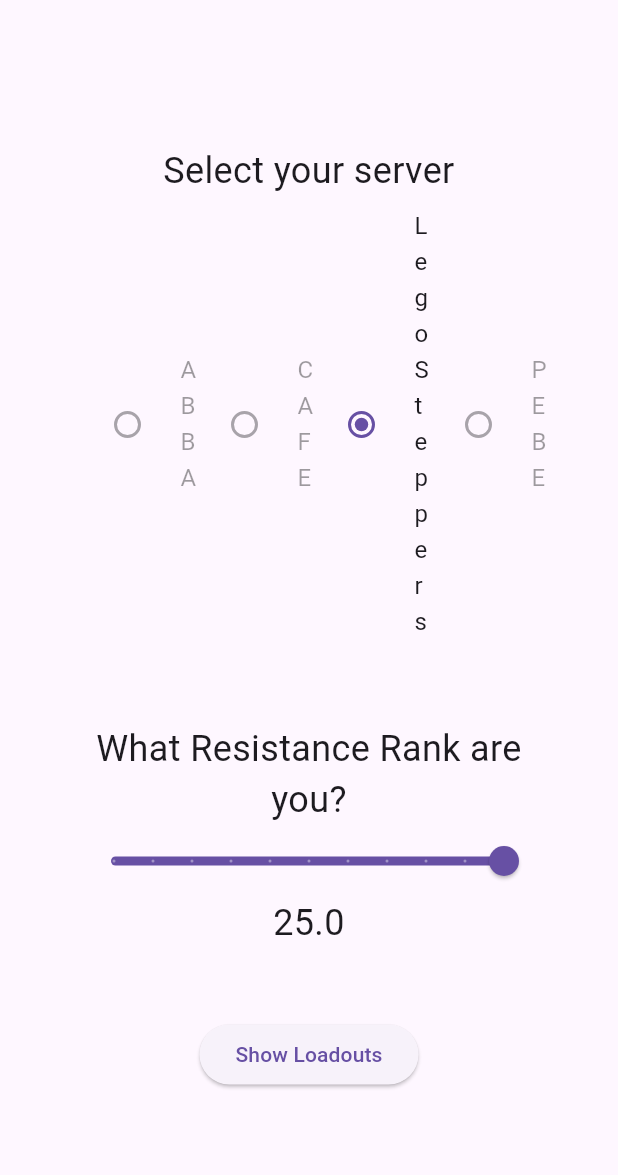
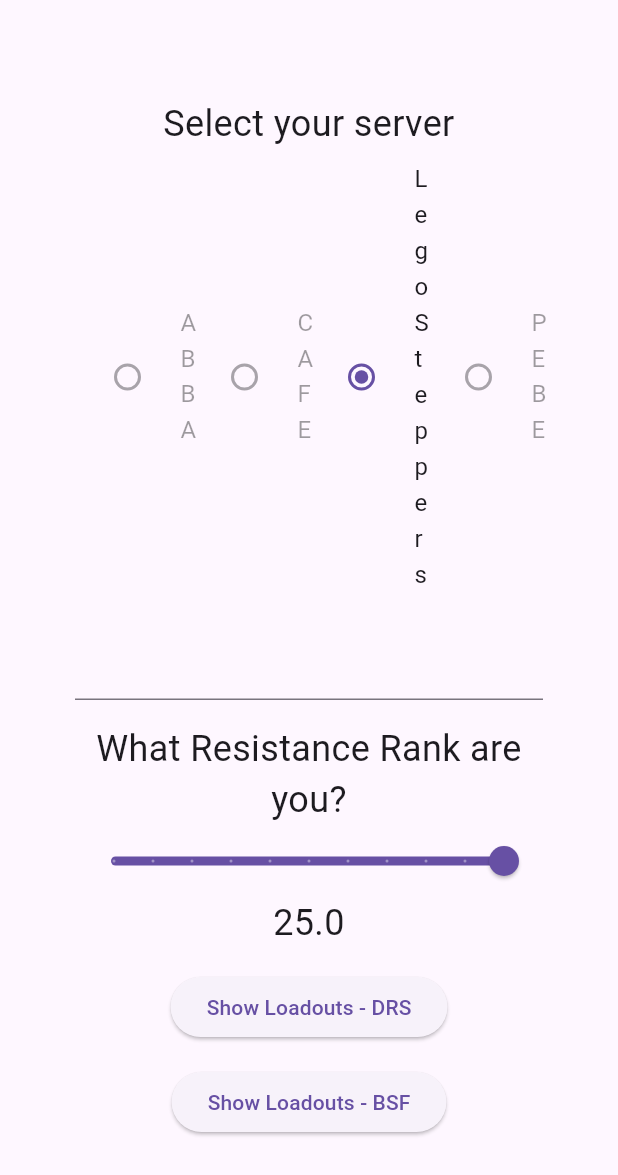
Before and after one commit to max-donger/BozjanQuestApp, a Flutter app: the NavBar widget shown alone on an empty page, opened directly, after a tap on "drs", on a phone screen of 412 x 824 dp. Shown: the top 1175 px of the screen. Run offline on Flutter 3.47's test engine with Material 3 defaults, Android fonts, the phone set to English and light mode, and no system bars; our stand-ins replace flutter_map.

Commit message:
resolve holster url

```diff
--- a/lib/pages/drs.dart
+++ b/lib/pages/drs.dart
@@ -5,6 +5,14 @@
 
 import '../widgets/holster/server.dart';
 import '../widgets/holster/rank.dart';
+
+final _formKey = GlobalKey<FormState>();
+
+// TODO: Bad. This needs to be improved
+String drsQuery = '';
+String zone = '';
+double _rank = getRank();
+double rank = _rank;
 
 class DrsPage extends StatelessWidget {
   const DrsPage({Key? key}) : super(key: key);
@@ -19,25 +27,66 @@
       child: Scaffold(
         body: Container(
           padding: const EdgeInsets.all(50.0),
+          child: Form(
+            key: _formKey,
             child: Column(
               mainAxisAlignment: MainAxisAlignment.spaceEvenly,
               children: <Widget>[
                 // Server
                 SelectServerWidget(),
                 // Class
+                TextFormField(
+                  validator: (value) {
+                    return null;
+                  },
+                ),
                 // Rank
-              SelectRankWidget(),
+                FormField<int>(
+                  builder: (state) {
+                    return SelectRankWidget();
+                  },
+                ),
                 // Job
                 // ShowLoadouts
                 ElevatedButton(
                   onPressed: () {
+                    if (_formKey.currentState!.validate()) {
+                      ScaffoldMessenger.of(context).showSnackBar(const SnackBar(
+                          content: Text('Here are your loadouts!')));
                       if (notifier.pageName != PageName.holster) {
-                    notifier.changePage(page: PageName.holster, unknown: false);
+                        drsQuery = 'zone=drs';
+                        zone = 'drs';
+                        // save the form fields
+                        _formKey.currentState?.save();
+                        print(_rank);
+                        notifier.changePage(
+                            page: PageName.holster,
+                            unknown: false,
+                            query: drsQuery);
+                      }
                     }
                   },
-                child: const Text('Show Loadouts'),
+                  child: const Text('Show Loadouts - DRS'),
+                ),
+                ElevatedButton(
+                  onPressed: () {
+                    if (_formKey.currentState!.validate()) {
+                      ScaffoldMessenger.of(context).showSnackBar(const SnackBar(
+                          content: Text('Here are your loadouts!')));
+                      if (notifier.pageName != PageName.holster) {
+                        drsQuery = 'zone=bsf';
+                        zone = 'bsf';
+                        notifier.changePage(
+                            page: PageName.holster,
+                            unknown: false,
+                            query: drsQuery);
+                      }
+                    }
+                  },
+                  child: const Text('Show Loadouts - BSF'),
                 ),
               ],
+            ),
           ),
         ),
       ),
--- a/lib/pages/holster.dart
+++ b/lib/pages/holster.dart
@@ -1,4 +1,8 @@
 import 'package:flutter/material.dart';
+import '../pages/drs.dart';
+
+var query = Uri.base.query;
+var queryParam = Uri.base.queryParameters;
 
 class HolsterPage extends StatelessWidget {
   const HolsterPage({Key? key}) : super(key: key);
@@ -11,16 +15,75 @@
         // Columns
         crossAxisCount: 3,
         // Generate 10 widgets that display their index in the List.
-          children: List.generate(10, (index) {
+        children: List.generate(_filteredList.length, (index) {
+          return Center(
+            child: SelectCard(holster: _filteredList[index]),
+          );
+          /* List.generate(10, (index) {
             return Center(
               child: Text(
-                'Loadout $index',
+                'Loadout $query',
                 style: Theme.of(context).textTheme.headlineSmall,
               ),
             );
+          }), */
         }),
       ),
-      ),
-    );
+    ));
   }
 }
+
+// TODO: Move this to a widget?
+class Holster {
+  const Holster(
+      {this.title = 'ERR:Failed to load',
+      this.icon = Icons.error,
+      this.zone = '',
+      this.rank = 0});
+  final String title;
+  final IconData? icon;
+  final String zone;
+  final double rank;
+}
+
+// Filter the list
+// final filter = zone; // TODO: Bad, it's coming from the DRS page
+final _filteredList =
+    holsters.where((holster) => holster.rank == rank).toList();
+// final _filteredList =
+// holsters.where((holster) => holster.zone == filter).toList();
+
+// The list of all Holsters
+const List<Holster> holsters = const <Holster>[
+  const Holster(title: 'DRS-1', icon: Icons.home, zone: 'drs', rank: 15),
+  const Holster(title: 'DRS-2', icon: Icons.contacts, zone: 'drs', rank: 20),
+  const Holster(title: 'DRS-3', icon: Icons.map, zone: 'drs', rank: 25),
+  const Holster(title: 'BSF-1', icon: Icons.phone, zone: 'bsf', rank: 25),
+  const Holster(title: 'BSF-2', icon: Icons.camera_alt, zone: 'bsf', rank: 25),
+];
+
+class SelectCard extends StatelessWidget {
+  const SelectCard({Key? key, required this.holster}) : super(key: key);
+  final Holster holster;
+
+  @override
+  Widget build(BuildContext context) {
+    // final TextStyle textStyle = Theme.of(context).textTheme.display1;
+    return Card(
+        color: Colors.lightGreenAccent,
+        child: Center(
+          child: Column(
+              mainAxisSize: MainAxisSize.min,
+              crossAxisAlignment: CrossAxisAlignment.center,
+              children: <Widget>[
+                Expanded(
+                    child: Icon(
+                  holster.icon, size: 50.0, // color: textStyle.color
+                )),
+                Text(
+                  holster.title, // style: textStyle
+                ),
+              ]),
+        ));
+  }
+}
--- a/lib/pages/home.dart
+++ b/lib/pages/home.dart
@@ -48,7 +48,8 @@
                 child: ElevatedButton(
                   onPressed: () {
                     if (notifier.pageName != PageName.drs) {
-                      notifier.changePage(page: PageName.drs, unknown: false);
+                      notifier.changePage(
+                          page: PageName.drs, unknown: false, query: '');
                     }
                   },
                   child: const Text('Delubrum Reginae (Savage)'),
--- a/lib/providers/page_notifier.dart
+++ b/lib/providers/page_notifier.dart
@@ -4,13 +4,17 @@
 class PageNotifier extends ChangeNotifier {
   PageName? _pageName = PageName.home;
   bool _unknownPath = false;
+  String? _query = '';
 
   get pageName => _pageName;
   get isUnknown => _unknownPath;
+  get query => _query;
 
-  changePage({required PageName? page, required bool unknown}) {
+  changePage(
+      {required PageName? page, required bool unknown, required String query}) {
     _pageName = page;
     _unknownPath = unknown;
+    _query = query;
     notifyListeners();
   }
 }
--- a/lib/routes/routeinfoparser.dart
+++ b/lib/routes/routeinfoparser.dart
@@ -1,3 +1,4 @@
+import 'package:BozjaHelp/pages/holster.dart';
 import 'package:flutter/material.dart';
 import '../enums.dart';
 import 'routes.dart';
@@ -10,6 +11,9 @@
   Future<AppRoute> parseRouteInformation(
       RouteInformation routeInformation) async {
     final uri = routeInformation.uri;
+
+    print(Uri.base.query);
+    print(Uri.base.queryParameters['zone'].toString());
 
     if (uri.pathSegments.isEmpty) {
       return AppRoute.home();
@@ -39,11 +43,13 @@
   @override
   RouteInformation? restoreRouteInformation(AppRoute configuration) {
     if (configuration.isDrs) {
-      return _getRouteInformation(configuration.pageName!.name);
+      return _getRouteInformation(
+          configuration.pageName!.name, configuration.query);
     }
 
     if (configuration.isHolster) {
-      return _getRouteInformation(configuration.pageName!.name);
+      return _getRouteInformation(
+          configuration.pageName!.name, configuration.query);
     }
 
     if (configuration.isUnknown) {
@@ -54,7 +60,7 @@
   }
 
 //Get Route Information depending on the PageName passed
-  RouteInformation _getRouteInformation(String page) {
-    return RouteInformation(uri: Uri.parse('/$page'));
+  RouteInformation _getRouteInformation(String page, queryParam) {
+    return RouteInformation(uri: Uri.parse('/$page' + '?' + '$queryParam'));
   }
 }
--- a/lib/routes/routes.dart
+++ b/lib/routes/routes.dart
@@ -1,24 +1,30 @@
 import '../enums.dart';
+import '../pages/drs.dart';
 
 class AppRoute {
   final PageName? pageName;
   final bool _isUnknown;
+  final String? query;
 
   AppRoute.home()
       : pageName = PageName.home,
-        _isUnknown = false;
+        _isUnknown = false,
+        query = '';
 
   AppRoute.drs()
       : pageName = PageName.drs,
-        _isUnknown = false;
+        _isUnknown = false,
+        query = '';
 
   AppRoute.holster()
       : pageName = PageName.holster,
-        _isUnknown = false;
+        _isUnknown = false,
+        query = drsQuery;
 
   AppRoute.unknown()
       : pageName = null,
-        _isUnknown = true;
+        _isUnknown = true,
+        query = '';
 
 //Used to get the current path
   bool get isHome => pageName == PageName.home;
--- a/lib/widgets/nav_bar.dart
+++ b/lib/widgets/nav_bar.dart
@@ -33,7 +33,8 @@
             page: PageName.home,
             onTap: () {
               if (notifier.pageName != PageName.home) {
-                notifier.changePage(page: PageName.home, unknown: false);
+                notifier.changePage(
+                    page: PageName.home, unknown: false, query: '');
               }
             },
           ),
@@ -42,7 +43,8 @@
             page: PageName.drs,
             onTap: () {
               if (notifier.pageName != PageName.drs) {
-                notifier.changePage(page: PageName.drs, unknown: false);
+                notifier.changePage(
+                    page: PageName.drs, unknown: false, query: '');
               }
             },
           ),
```
Also changed, not shown: lib/routes/router_delegate.dart (+6 -6 lines), lib/widgets/holster/rank.dart (+9 -1 lines). Lines whose indentation alone changed are shown as unchanged.
